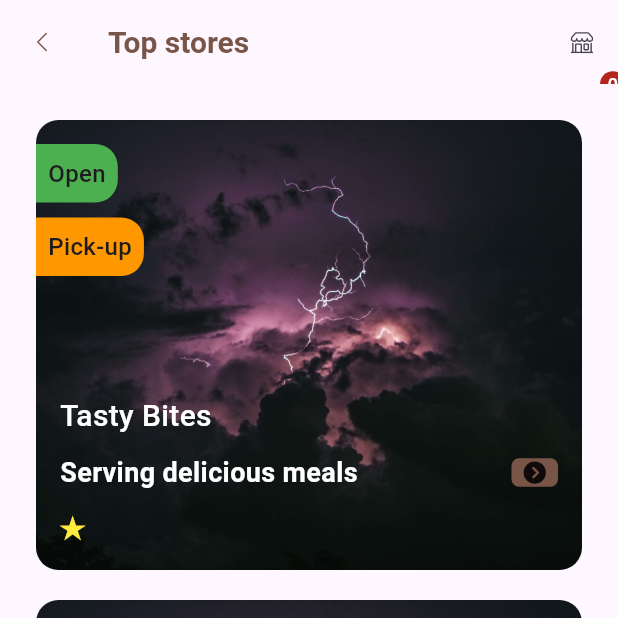
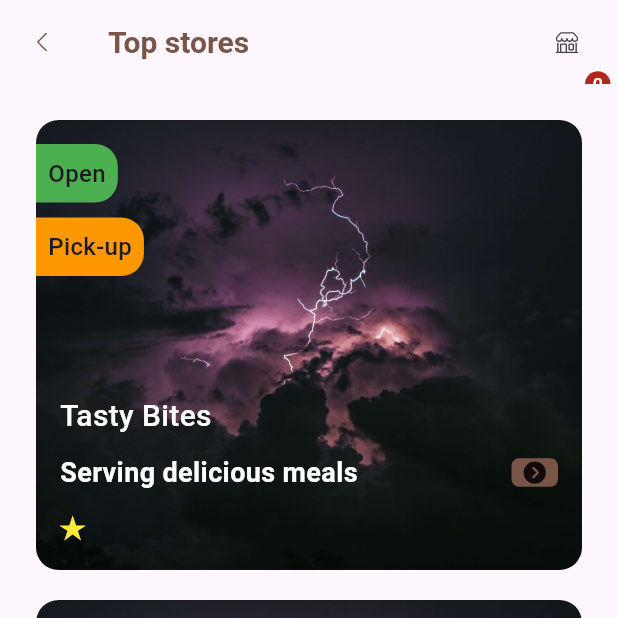
Before and after one commit to hafedh049/restaurant_management, a Flutter app: the Holder screen opened directly, item 3 of the bottom bar chosen, after a tap on "View all", on a phone screen of 412 x 824 dp, the top half of it. Run offline on Flutter 3.47's test engine with Material 3 defaults, Android fonts, the light colour scheme and no system bars; our stand-ins replace firebase_core, flutter_animate, hive, icons_plus, intl_phone_number_input, lottie and 1 more; accounts and stored records are empty; network calls fail.

Commit message:
Modified  .gitignore M  lib/views/all_stores.dart MM lib/views/home.dart

```diff
--- a/lib/views/all_stores.dart
+++ b/lib/views/all_stores.dart
@@ -17,6 +17,7 @@ class _AllStoresState extends State<AllStores> {
   Widget build(BuildContext context) {
     return Scaffold(
       appBar: AppBar(
+        backgroundColor: transparent,
         leading: IconButton(
           onPressed: () => Navigator.pop(context),
           icon: const Icon(Bootstrap.chevron_left, size: 15, color: brown),
@@ -31,6 +32,7 @@ class _AllStoresState extends State<AllStores> {
               icon: const Icon(Bootstrap.shop, size: 15),
             ),
           ),
+          const SizedBox(width: 10),
         ],
       ),
       body: Padding(
--- a/lib/views/home.dart
+++ b/lib/views/home.dart
@@ -28,26 +28,26 @@ class _HomeState extends State<Home> {
             children: <Widget>[
               IconButton(
                 onPressed: () {},
-                icon: const Icon(Bootstrap.pin_map, size: 15),
+                icon: const Icon(Bootstrap.pin_map, size: 25, color: brown),
               ),
               const Spacer(),
               GestureDetector(
                 onTap: () {},
-                child: const Text("Add address", style: TextStyle(fontSize: 16, fontWeight: FontWeight.w500)),
+                child: const Text("Add address", style: TextStyle(fontSize: 16, fontWeight: FontWeight.w500, color: brown)),
               ),
               const Spacer(),
               Tooltip(
                 message: "Delivery",
                 child: IconButton(
                   onPressed: () {},
-                  icon: const Icon(FontAwesome.truck_pickup_solid, size: 15),
+                  icon: Image.asset("assets/pictures/delivery.png", height: 25, width: 25, color: brown),
                 ),
               ),
               Tooltip(
                 message: "Pickup",
                 child: IconButton(
                   onPressed: () {},
-                  icon: const Icon(FontAwesome.pizza_slice_solid, size: 15),
+                  icon: Image.asset("assets/pictures/pickup.png", height: 40, width: 40, color: brown),
                 ),
               ),
             ],
```
Also changed, not shown: 1 other file.
